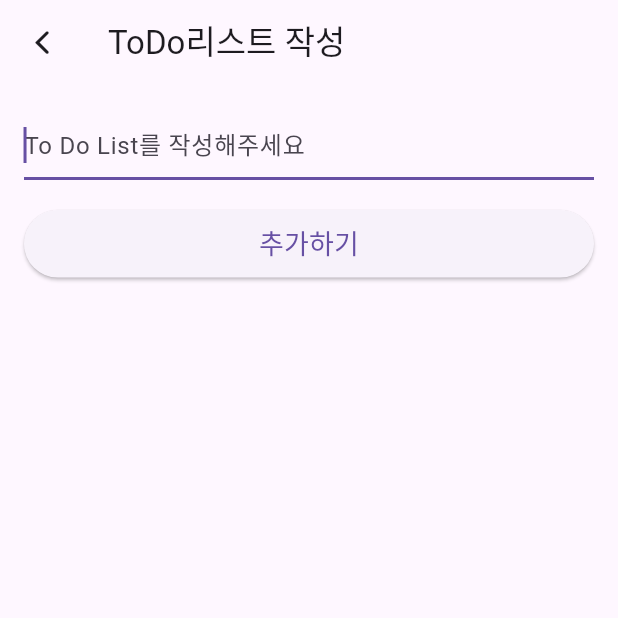
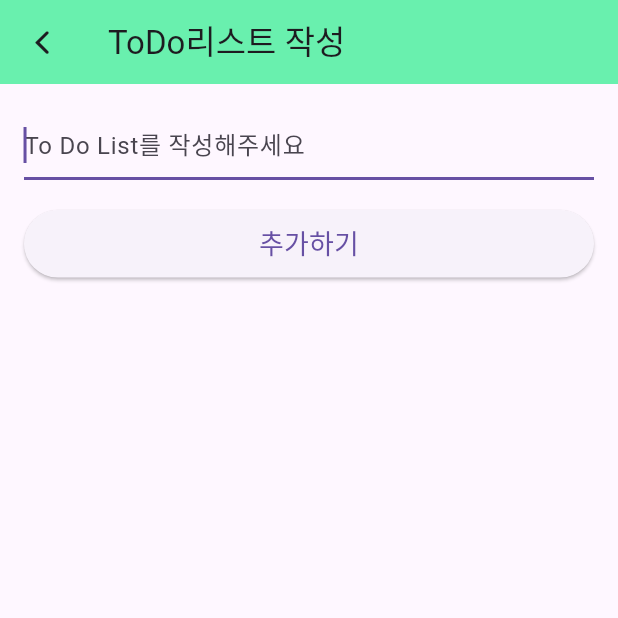
Before and after one commit to LeeHanJo/flutter, a Flutter app: the screen it shows after launch, after a tap on the "add" icon, on a phone screen of 412 x 824 dp, the top half of it. Run offline on Flutter 3.47's test engine with Material 3 defaults, Android fonts, the phone set to English and light mode, and no system bars; our stand-ins replace shared_preferences; missing offline and left inert: intro_screen_onboarding_flutter.

Commit message:
-backgroundcolor update-

```diff
--- a/04_flutter_to_do_list/lib/main.dart
+++ b/04_flutter_to_do_list/lib/main.dart
@@ -32,7 +32,10 @@ class _HomePageState extends State<HomePage> {
   @override
   Widget build(BuildContext context) {
     return Scaffold(
-      appBar: AppBar(),
+      appBar: AppBar(
+        backgroundColor: Colors.purple,
+        title: Text("ToDo 리스트"),
+      ),
       body: toDoList.isEmpty
           ? Center(
               child: Text("To Do List를 작성해주세요"),
--- a/chap05_flutter_provider_to_do_list/lib/main.dart
+++ b/chap05_flutter_provider_to_do_list/lib/main.dart
@@ -47,6 +47,7 @@ class HomePage extends StatelessWidget {
 
         return Scaffold(
           appBar: AppBar(
+            backgroundColor: Colors.greenAccent,
             title: Text("ToDo 리스트"),
           ),
           body: toDoList.isEmpty
@@ -119,6 +120,7 @@ class _CreatePageState extends State<CreatePage> {
   Widget build(BuildContext context) {
     return Scaffold(
       appBar: AppBar(
+        backgroundColor: Colors.greenAccent,
         title: Text("ToDo리스트 작성"),
         // 뒤로가기 버튼
         leading: IconButton(
```
